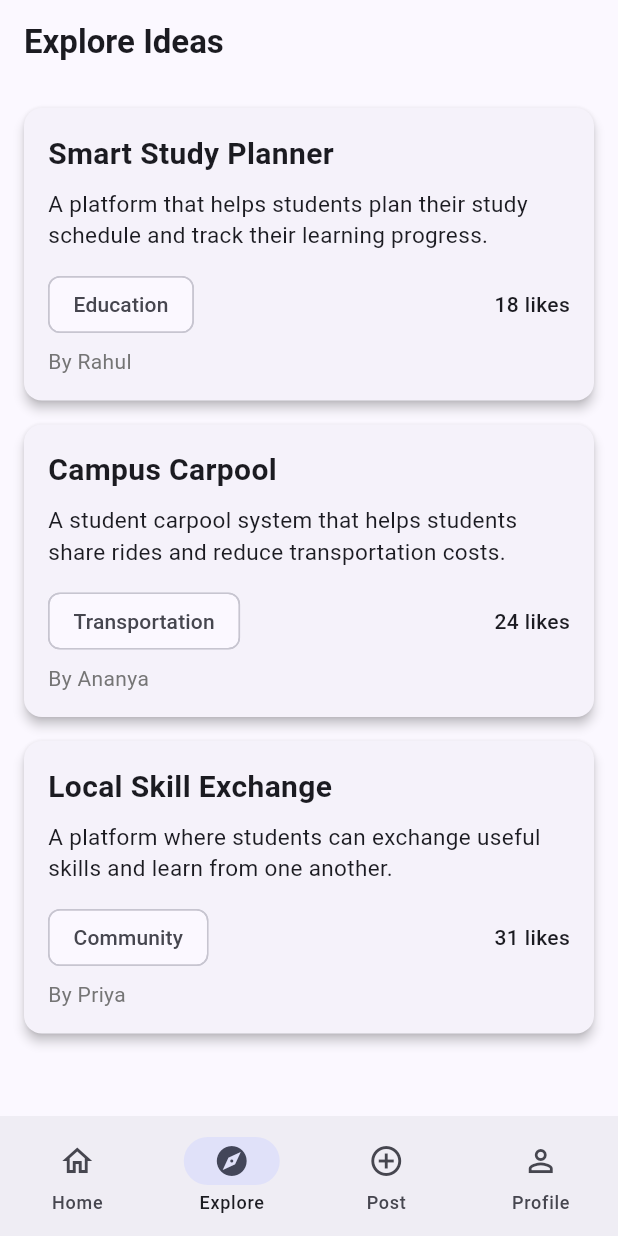
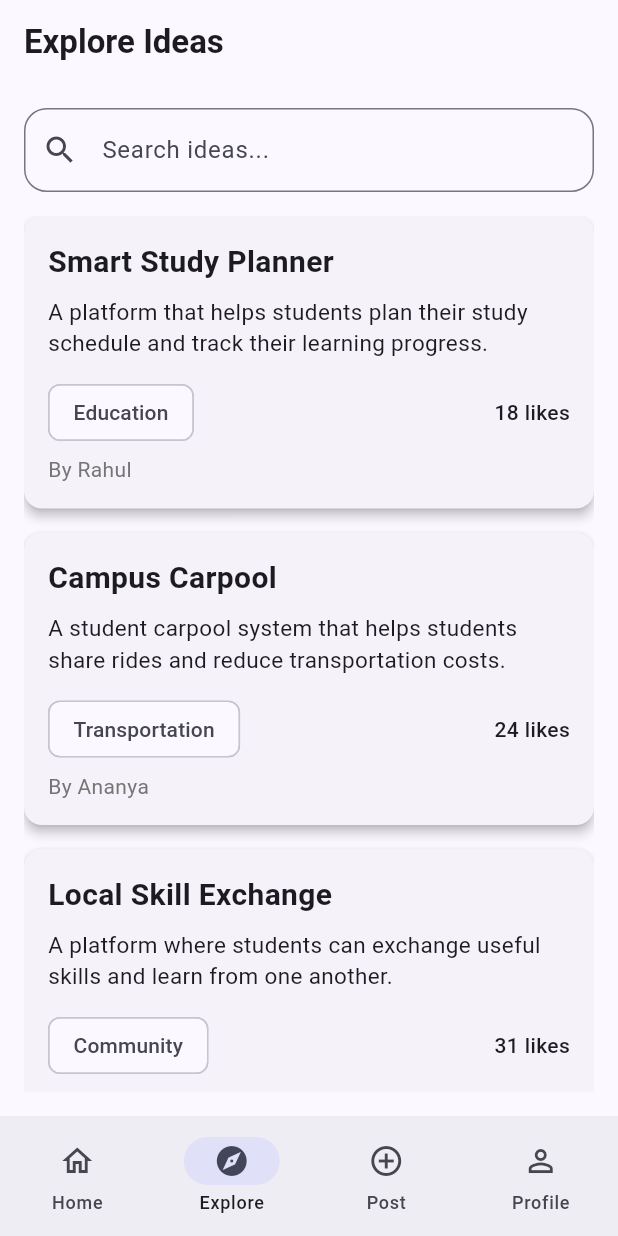
Before and after one commit to suvarshinigandham/ideabank, a Flutter app: the screen it shows after launch, item 2 of the bottom bar chosen, on a phone screen of 412 x 824 dp. Run offline on Flutter 3.47's test engine with Material 3 defaults, Android fonts, the phone set to English and light mode, and no system bars.

Commit message:
Add idea search feature

```diff
--- a/lib/main.dart
+++ b/lib/main.dart
@@ -202,7 +202,7 @@ class HomePage extends StatelessWidget {
   }
 }
 
-class ExplorePage extends StatelessWidget {
+class ExplorePage extends StatefulWidget {
   final List<Idea> ideas;
 
   const ExplorePage({
@@ -211,7 +211,20 @@ class ExplorePage extends StatelessWidget {
   });
 
   @override
+  State<ExplorePage> createState() => _ExplorePageState();
+}
+
+class _ExplorePageState extends State<ExplorePage> {
+  String searchText = '';
+
+  @override
   Widget build(BuildContext context) {
+    final List<Idea> filteredIdeas = widget.ideas.where((idea) {
+      return idea.title
+          .toLowerCase()
+          .contains(searchText.toLowerCase());
+    }).toList();
+
     return Scaffold(
       appBar: AppBar(
         title: const Text(
@@ -221,14 +234,49 @@ class ExplorePage extends StatelessWidget {
           ),
         ),
       ),
-      body: ListView.builder(
+      body: Padding(
         padding: const EdgeInsets.all(16),
-        itemCount: ideas.length,
-        itemBuilder: (context, index) {
-          return IdeaCard(
-            idea: ideas[index],
-          );
-        },
+        child: Column(
+          children: [
+            TextField(
+              decoration: InputDecoration(
+                hintText: 'Search ideas...',
+                prefixIcon: const Icon(Icons.search),
+                border: OutlineInputBorder(
+                  borderRadius: BorderRadius.circular(15),
+                ),
+              ),
+              onChanged: (value) {
+                setState(() {
+                  searchText = value;
+                });
+              },
+            ),
+
+            const SizedBox(height: 16),
+
+            Expanded(
+              child: filteredIdeas.isEmpty
+                  ? const Center(
+                      child: Text(
+                        'No ideas found',
+                        style: TextStyle(
+                          fontSize: 18,
+                          fontWeight: FontWeight.bold,
+                        ),
+                      ),
+                    )
+                  : ListView.builder(
+                      itemCount: filteredIdeas.length,
+                      itemBuilder: (context, index) {
+                        return IdeaCard(
+                          idea: filteredIdeas[index],
+                        );
+                      },
+                    ),
+            ),
+          ],
+        ),
       ),
     );
   }
```
Also changed, not shown: 1 other file.
